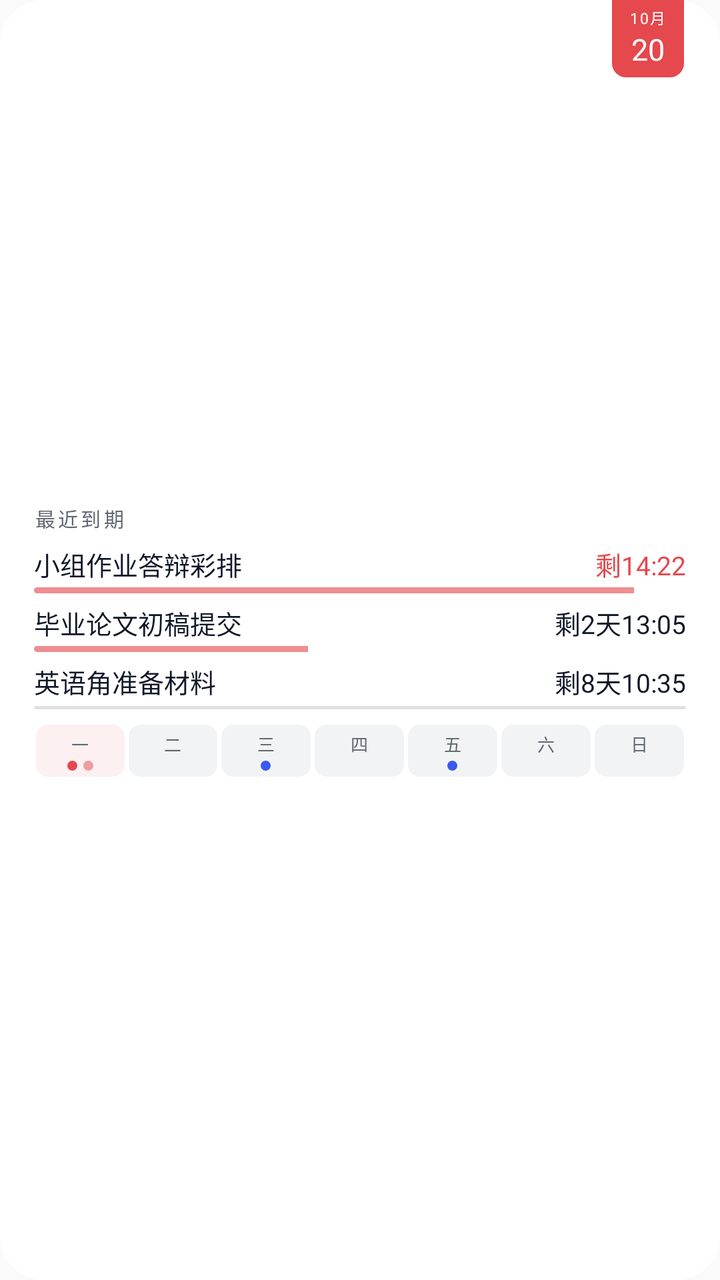
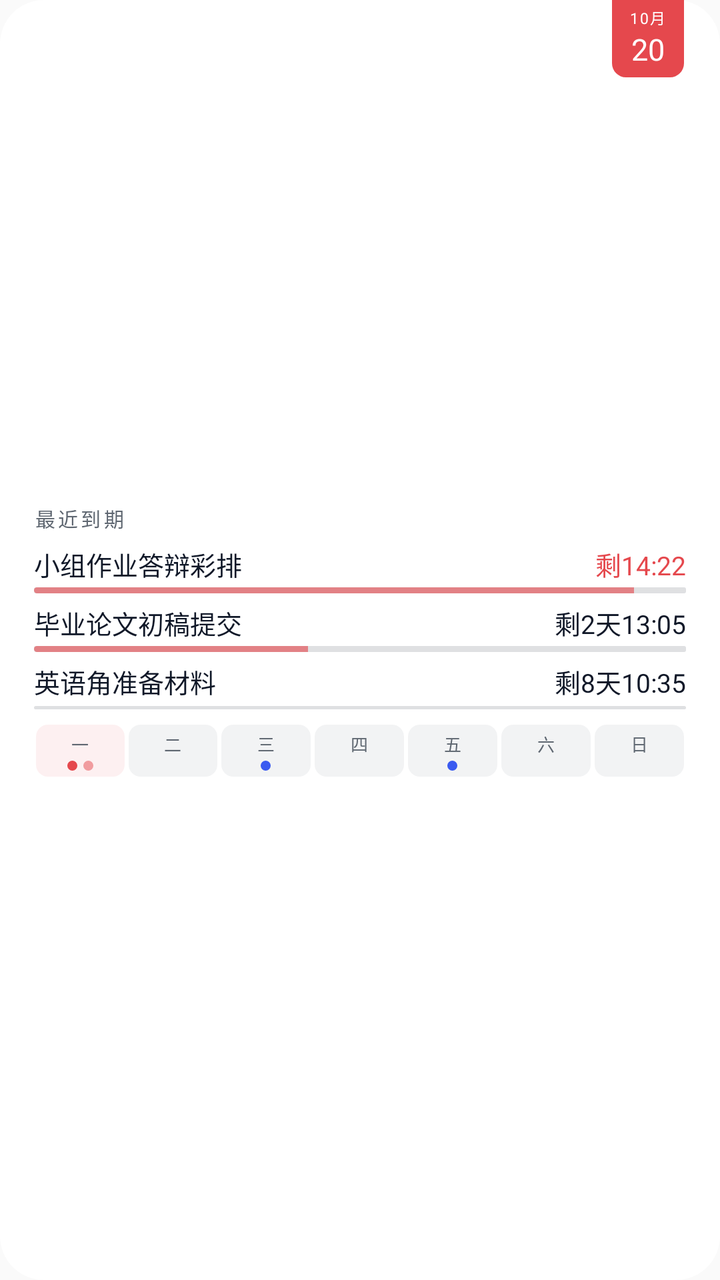

Screens rendered from an Android XML layout before and after an edit, with the pre-edit source and the edit as a unified diff.
<!-- AndroidManifest.xml: application theme android:Theme.Material.Light.NoActionBar -->
<!-- res/layout/widget_v3_preview.xml -->
<?xml version="1.0" encoding="utf-8"?>
<FrameLayout xmlns:android="http://schemas.android.com/apk/res/android"
    android:layout_width="match_parent"
    android:layout_height="match_parent"
    android:background="@drawable/widget_bg_light">

    <LinearLayout
        android:layout_width="match_parent"
        android:layout_height="wrap_content"
        android:layout_gravity="center_vertical"
        android:orientation="vertical"
        android:paddingStart="17dp"
        android:paddingTop="9dp"
        android:paddingEnd="17dp"
        android:paddingBottom="9dp">

        <TextView
            android:layout_width="wrap_content"
            android:layout_height="wrap_content"
            android:text="最近到期"
            android:textColor="#FF5F6771"
            android:textSize="10sp"
            android:letterSpacing="0.14"
/>

        
        <LinearLayout
            android:layout_width="match_parent"
            android:layout_height="wrap_content"
            android:layout_marginTop="6dp"
            android:orientation="vertical">

            <LinearLayout
                android:layout_width="match_parent"
                android:layout_height="wrap_content"
                android:orientation="horizontal">

                <TextView
                    android:layout_width="0dp"
                    android:layout_height="wrap_content"
                    android:layout_weight="1"
                    android:text="小组作业答辩彩排"
                    android:textColor="#FF101828"
                    android:textSize="13sp"
                    android:maxLines="1"
                    android:ellipsize="end"
/>

                <TextView
                    android:layout_width="wrap_content"
                    android:layout_height="wrap_content"
                    android:layout_marginStart="10dp"
                    android:text="剩14:22"
                    android:textColor="#FFE5484D"
                    android:textSize="13sp"
                    android:maxLines="1"
/>
            </LinearLayout>

            <ProgressBar
                style="@android:style/Widget.ProgressBar.Horizontal"
                android:layout_width="match_parent"
                android:layout_height="3dp"
                android:layout_marginTop="2dp"
                android:max="100"
                android:progress="92"
                android:progressDrawable="@drawable/widget_ruler_progress" />
        </LinearLayout>

        
        <LinearLayout
            android:layout_width="match_parent"
            android:layout_height="wrap_content"
            android:layout_marginTop="5dp"
            android:orientation="vertical">

            <LinearLayout
                android:layout_width="match_parent"
                android:layout_height="wrap_content"
                android:orientation="horizontal">

                <TextView
                    android:layout_width="0dp"
                    android:layout_height="wrap_content"
                    android:layout_weight="1"
                    android:text="毕业论文初稿提交"
                    android:textColor="#FF101828"
                    android:textSize="13sp"
                    android:maxLines="1"
                    android:ellipsize="end"
/>

                <TextView
                    android:layout_width="wrap_content"
                    android:layout_height="wrap_content"
                    android:layout_marginStart="10dp"
                    android:text="剩2天13:05"
                    android:textColor="#FF101828"
                    android:textSize="13sp"
                    android:maxLines="1"
/>
            </LinearLayout>

            <ProgressBar
                style="@android:style/Widget.ProgressBar.Horizontal"
                android:layout_width="match_parent"
                android:layout_height="3dp"
                android:layout_marginTop="2dp"
                android:max="100"
                android:progress="42"
                android:progressDrawable="@drawable/widget_ruler_progress" />
        </LinearLayout>

        
        <LinearLayout
            android:layout_width="match_parent"
            android:layout_height="wrap_content"
            android:layout_marginTop="5dp"
            android:orientation="vertical">

            <LinearLayout
                android:layout_width="match_parent"
                android:layout_height="wrap_content"
                android:orientation="horizontal">

                <TextView
                    android:layout_width="0dp"
                    android:layout_height="wrap_content"
                    android:layout_weight="1"
                    android:text="英语角准备材料"
                    android:textColor="#FF101828"
                    android:textSize="13sp"
                    android:maxLines="1"
                    android:ellipsize="end"
/>

                <TextView
                    android:layout_width="wrap_content"
                    android:layout_height="wrap_content"
                    android:layout_marginStart="10dp"
                    android:text="剩8天10:35"
                    android:textColor="#FF101828"
                    android:textSize="13sp"
                    android:maxLines="1"
/>
            </LinearLayout>

            <FrameLayout
                android:layout_width="match_parent"
                android:layout_height="3dp"
                android:layout_marginTop="2dp">

                <TextView
                    android:layout_width="match_parent"
                    android:layout_height="1.5dp"
                    android:layout_gravity="center_vertical"
                    android:background="@drawable/widget_ruler_track_light" />
            </FrameLayout>
        </LinearLayout>

        
        <LinearLayout
            android:layout_width="match_parent"
            android:layout_height="wrap_content"
            android:layout_marginTop="7dp"
            android:orientation="horizontal">

            <LinearLayout
                android:layout_width="0dp"
                android:layout_height="wrap_content"
                android:layout_marginStart="1dp"
                android:layout_marginEnd="1dp"
                android:layout_weight="1"
                android:background="@drawable/widget_cell_today_light"
                android:gravity="center_horizontal"
                android:orientation="vertical"
                android:paddingTop="3dp"
                android:paddingBottom="3dp">

                <TextView
                    android:layout_width="wrap_content"
                    android:layout_height="wrap_content"
                    android:text="一"
                    android:textColor="#FF5F6771"
                    android:textSize="8.5sp" />

                <LinearLayout
                    android:layout_width="wrap_content"
                    android:layout_height="5dp"
                    android:layout_marginTop="2dp"
                    android:gravity="center"
                    android:orientation="horizontal">

                    <TextView
                        android:layout_width="5dp"
                        android:layout_height="5dp"
                        android:background="@drawable/dot_red" />

                    <TextView
                        android:layout_width="5dp"
                        android:layout_height="5dp"
                        android:layout_marginStart="3dp"
                        android:background="@drawable/dot_red_soft" />
                </LinearLayout>
            </LinearLayout>

            <LinearLayout
                android:layout_width="0dp"
                android:layout_height="wrap_content"
                android:layout_marginStart="1dp"
                android:layout_marginEnd="1dp"
                android:layout_weight="1"
                android:background="@drawable/widget_cell_light"
                android:gravity="center_horizontal"
                android:orientation="vertical"
                android:paddingTop="3dp"
                android:paddingBottom="3dp">

                <TextView
                    android:layout_width="wrap_content"
                    android:layout_height="wrap_content"
                    android:text="二"
                    android:textColor="#FF5F6771"
                    android:textSize="8.5sp" />

                <LinearLayout
                    android:layout_width="wrap_content"
                    android:layout_height="5dp"
                    android:layout_marginTop="2dp"
                    android:gravity="center"
                    android:orientation="horizontal" />
            </LinearLayout>

            <LinearLayout
                android:layout_width="0dp"
                android:layout_height="wrap_content"
                android:layout_marginStart="1dp"
                android:layout_marginEnd="1dp"
                android:layout_weight="1"
                android:background="@drawable/widget_cell_light"
                android:gravity="center_horizontal"
                android:orientation="vertical"
                android:paddingTop="3dp"
                android:paddingBottom="3dp">

                <TextView
                    android:layout_width="wrap_content"
                    android:layout_height="wrap_content"
                    android:text="三"
                    android:textColor="#FF5F6771"
                    android:textSize="8.5sp" />

                <LinearLayout
                    android:layout_width="wrap_content"
                    android:layout_height="5dp"
                    android:layout_marginTop="2dp"
                    android:gravity="center"
                    android:orientation="horizontal">

                    <TextView
                        android:layout_width="5dp"
                        android:layout_height="5dp"
                        android:background="@drawable/dot_ind_light" />
                </LinearLayout>
            </LinearLayout>

            <LinearLayout
                android:layout_width="0dp"
                android:layout_height="wrap_content"
                android:layout_marginStart="1dp"
                android:layout_marginEnd="1dp"
                android:layout_weight="1"
                android:background="@drawable/widget_cell_light"
                android:gravity="center_horizontal"
                android:orientation="vertical"
                android:paddingTop="3dp"
                android:paddingBottom="3dp">

                <TextView
                    android:layout_width="wrap_content"
                    android:layout_height="wrap_content"
                    android:text="四"
                    android:textColor="#FF5F6771"
                    android:textSize="8.5sp" />

                <LinearLayout
                    android:layout_width="wrap_content"
                    android:layout_height="5dp"
                    android:layout_marginTop="2dp"
                    android:gravity="center"
                    android:orientation="horizontal" />
            </LinearLayout>

            <LinearLayout
                android:layout_width="0dp"
                android:layout_height="wrap_content"
                android:layout_marginStart="1dp"
                android:layout_marginEnd="1dp"
                android:layout_weight="1"
                android:background="@drawable/widget_cell_light"
                android:gravity="center_horizontal"
                android:orientation="vertical"
                android:paddingTop="3dp"
                android:paddingBottom="3dp">

                <TextView
                    android:layout_width="wrap_content"
                    android:layout_height="wrap_content"
                    android:text="五"
                    android:textColor="#FF5F6771"
                    android:textSize="8.5sp" />

                <LinearLayout
                    android:layout_width="wrap_content"
                    android:layout_height="5dp"
                    android:layout_marginTop="2dp"
                    android:gravity="center"
                    android:orientation="horizontal">

                    <TextView
                        android:layout_width="5dp"
                        android:layout_height="5dp"
                        android:background="@drawable/dot_ind_light" />
                </LinearLayout>
            </LinearLayout>

            <LinearLayout
                android:layout_width="0dp"
                android:layout_height="wrap_content"
                android:layout_marginStart="1dp"
                android:layout_marginEnd="1dp"
                android:layout_weight="1"
                android:background="@drawable/widget_cell_light"
                android:gravity="center_horizontal"
                android:orientation="vertical"
                android:paddingTop="3dp"
                android:paddingBottom="3dp">

                <TextView
                    android:layout_width="wrap_content"
                    android:layout_height="wrap_content"
                    android:text="六"
                    android:textColor="#FF5F6771"
                    android:textSize="8.5sp" />

                <LinearLayout
                    android:layout_width="wrap_content"
                    android:layout_height="5dp"
                    android:layout_marginTop="2dp"
                    android:gravity="center"
                    android:orientation="horizontal" />
            </LinearLayout>

            <LinearLayout
                android:layout_width="0dp"
                android:layout_height="wrap_content"
                android:layout_marginStart="1dp"
                android:layout_marginEnd="1dp"
                android:layout_weight="1"
                android:background="@drawable/widget_cell_light"
                android:gravity="center_horizontal"
                android:orientation="vertical"
                android:paddingTop="3dp"
                android:paddingBottom="3dp">

                <TextView
                    android:layout_width="wrap_content"
                    android:layout_height="wrap_content"
                    android:text="日"
                    android:textColor="#FF5F6771"
                    android:textSize="8.5sp" />

                <LinearLayout
                    android:layout_width="wrap_content"
                    android:layout_height="5dp"
                    android:layout_marginTop="2dp"
                    android:gravity="center"
                    android:orientation="horizontal" />
            </LinearLayout>
        </LinearLayout>
    </LinearLayout>

    <LinearLayout
        android:layout_width="36dp"
        android:layout_height="wrap_content"
        android:layout_gravity="top|end"
        android:layout_marginEnd="18dp"
        android:background="@drawable/widget_calpg_light"
        android:gravity="center_horizontal"
        android:orientation="vertical"
        android:paddingTop="3dp"
        android:paddingBottom="4dp">

        <TextView
            android:layout_width="wrap_content"
            android:layout_height="wrap_content"
            android:text="10月"
            android:textColor="#FFFFFFFF"
            android:textSize="7.5sp"
            android:letterSpacing="0.08"
/>

        <TextView
            android:layout_width="wrap_content"
            android:layout_height="wrap_content"
            android:text="20"
            android:textColor="#FFFFFFFF"
            android:textSize="15sp"
/>
    </LinearLayout>
</FrameLayout>
<!-- resources referenced by this layout -->
<resources>
  <!-- drawable dot_ind_light (drawable) -->
  <?xml version="1.0" encoding="utf-8"?>
  <shape xmlns:android="http://schemas.android.com/apk/res/android" android:shape="oval">
      <solid android:color="#FF3A5AF0" />
  </shape>
  <!-- drawable dot_red (drawable) -->
  <?xml version="1.0" encoding="utf-8"?>
  <shape xmlns:android="http://schemas.android.com/apk/res/android" android:shape="oval">
      <solid android:color="#FFE5484D" />
  </shape>
  <!-- drawable dot_red_soft (drawable) -->
  <?xml version="1.0" encoding="utf-8"?>
  <shape xmlns:android="http://schemas.android.com/apk/res/android" android:shape="oval">
      <solid android:color="#80E5484D" />
  </shape>
  <!-- drawable widget_bg_light (drawable) -->
  <?xml version="1.0" encoding="utf-8"?>
  <shape xmlns:android="http://schemas.android.com/apk/res/android">
      <solid android:color="#FFFFFFFF" />
      <corners android:radius="22dp" />
  </shape>
  <!-- drawable widget_calpg_light (drawable) -->
  <?xml version="1.0" encoding="utf-8"?>
  <shape xmlns:android="http://schemas.android.com/apk/res/android">
      <solid android:color="#FFE5484D" />
      <corners android:bottomLeftRadius="7dp" android:bottomRightRadius="7dp" />
  </shape>
  <!-- drawable widget_cell_light (drawable) -->
  <?xml version="1.0" encoding="utf-8"?>
  <shape xmlns:android="http://schemas.android.com/apk/res/android">
      <solid android:color="#0D101828" />
      <corners android:radius="6dp" />
  </shape>
  <!-- drawable widget_cell_today_light (drawable) -->
  <?xml version="1.0" encoding="utf-8"?>
  <shape xmlns:android="http://schemas.android.com/apk/res/android">
      <solid android:color="#14E5484D" />
      <corners android:radius="6dp" />
  </shape>
  <!-- drawable widget_ruler_progress (drawable) -->
  <?xml version="1.0" encoding="utf-8"?>
  <layer-list xmlns:android="http://schemas.android.com/apk/res/android">
      <item android:id="@android:id/progress">
          <clip>
              <shape android:shape="rectangle">
                  <corners android:radius="2dp" />
                  <solid android:color="#9EE5484D" />
              </shape>
          </clip>
      </item>
  </layer-list>
  <!-- drawable widget_ruler_track_light (drawable) -->
  <?xml version="1.0" encoding="utf-8"?>
  <shape xmlns:android="http://schemas.android.com/apk/res/android">
      <solid android:color="#22101828" />
      <corners android:radius="1dp" />
  </shape>
</resources>

<!-- the commit's change to res/layout/widget_v3_preview.xml (unified diff, before → after) -->
@@ -57,14 +57,24 @@
 />
             </LinearLayout>
 
-            <ProgressBar
-                style="@android:style/Widget.ProgressBar.Horizontal"
-                android:layout_width="match_parent"
-                android:layout_height="3dp"
-                android:layout_marginTop="2dp"
-                android:max="100"
-                android:progress="92"
-                android:progressDrawable="@drawable/widget_ruler_progress" />
+            <FrameLayout
+                android:layout_width="match_parent"
+                android:layout_height="wrap_content"
+                android:layout_marginTop="2dp">
+
+                <TextView
+                    android:layout_width="match_parent"
+                    android:layout_height="3dp"
+                    android:background="@drawable/widget_ruler_track_light" />
+
+                <ProgressBar
+                    style="@android:style/Widget.ProgressBar.Horizontal"
+                    android:layout_width="match_parent"
+                    android:layout_height="3dp"
+                    android:max="100"
+                    android:progress="92"
+                    android:progressDrawable="@drawable/widget_ruler_progress" />
+            </FrameLayout>
         </LinearLayout>
 
         
@@ -101,14 +111,24 @@
 />
             </LinearLayout>
 
-            <ProgressBar
-                style="@android:style/Widget.ProgressBar.Horizontal"
-                android:layout_width="match_parent"
-                android:layout_height="3dp"
-                android:layout_marginTop="2dp"
-                android:max="100"
-                android:progress="42"
-                android:progressDrawable="@drawable/widget_ruler_progress" />
+            <FrameLayout
+                android:layout_width="match_parent"
+                android:layout_height="wrap_content"
+                android:layout_marginTop="2dp">
+
+                <TextView
+                    android:layout_width="match_parent"
+                    android:layout_height="3dp"
+                    android:background="@drawable/widget_ruler_track_light" />
+
+                <ProgressBar
+                    style="@android:style/Widget.ProgressBar.Horizontal"
+                    android:layout_width="match_parent"
+                    android:layout_height="3dp"
+                    android:max="100"
+                    android:progress="42"
+                    android:progressDrawable="@drawable/widget_ruler_progress" />
+            </FrameLayout>
         </LinearLayout>
 
         
